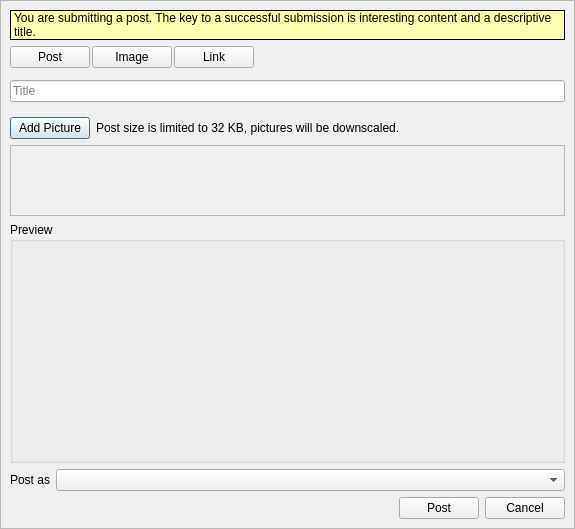
The window that retroshare-gui/src/gui/Posted/PostedCreatePostDialog.ui (RetroShare/RetroShare) describes before a commit, drawn with Qt 5.
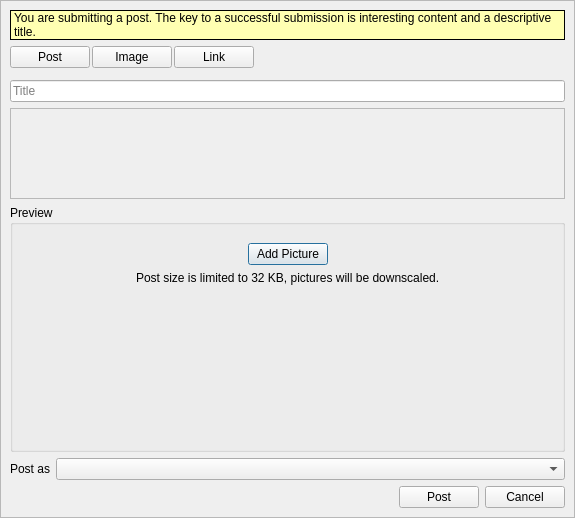
The same window after the commit. The open tabs and pages were chosen to show the change. Icons and pictures are not drawn. Custom widgets are drawn as their Qt base class.

Commit message: Improved the Image attach Page

The edit to the form file:
```diff
--- a/retroshare-gui/src/gui/Posted/PostedCreatePostDialog.ui
+++ b/retroshare-gui/src/gui/Posted/PostedCreatePostDialog.ui
@@ -7,7 +7,7 @@
     <x>0</x>
     <y>0</y>
     <width>575</width>
-    <height>529</height>
+    <height>518</height>
    </rect>
   </property>
   <property name="windowTitle">
@@ -77,19 +77,44 @@
           <property name="leftMargin">
            <number>0</number>
           </property>
+          <property name="topMargin">
+           <number>0</number>
+          </property>
           <property name="rightMargin">
            <number>0</number>
           </property>
           <property name="bottomMargin">
            <number>0</number>
           </property>
-          <item row="2" column="0" colspan="4">
+          <item row="0" column="0" colspan="2">
+           <widget class="HashBox" name="hashBox">
+            <property name="sizePolicy">
+             <sizepolicy hsizetype="Expanding" vsizetype="Expanding">
+              <horstretch>0</horstretch>
+              <verstretch>0</verstretch>
+             </sizepolicy>
+            </property>
+            <property name="widgetResizable">
+             <bool>true</bool>
+            </property>
+           </widget>
+          </item>
+          <item row="1" column="0" colspan="2">
            <widget class="QGroupBox" name="groupBox">
             <property name="title">
              <string>Preview</string>
             </property>
-            <layout class="QGridLayout" name="gridLayout_4">
-             <item row="0" column="0" rowspan="2">
+            <layout class="QGridLayout" name="gridLayout_6">
+             <property name="topMargin">
+              <number>0</number>
+             </property>
+             <property name="bottomMargin">
+              <number>0</number>
+             </property>
+             <property name="spacing">
+              <number>0</number>
+             </property>
+             <item row="0" column="0">
               <spacer name="horizontalSpacer_2">
                <property name="orientation">
                 <enum>Qt::Horizontal</enum>
@@ -102,14 +127,127 @@
                </property>
               </spacer>
              </item>
-             <item row="0" column="1" rowspan="2">
+             <item row="0" column="2">
+              <spacer name="horizontalSpacer_3">
+               <property name="orientation">
+                <enum>Qt::Horizontal</enum>
+               </property>
+               <property name="sizeHint" stdset="0">
+                <size>
+                 <width>40</width>
+                 <height>20</height>
+                </size>
+               </property>
+              </spacer>
+             </item>
+             <item row="0" column="1">
+              <widget class="QStackedWidget" name="stackedWidgetPicture">
+               <property name="currentIndex">
+                <number>0</number>
+               </property>
+               <widget class="QWidget" name="PageAttach">
+                <layout class="QGridLayout" name="gridLayout_8">
+                 <item row="0" column="0">
+                  <layout class="QGridLayout" name="gridLayout_7">
+                   <property name="topMargin">
+                    <number>9</number>
+                   </property>
+                   <item row="1" column="0">
+                    <spacer name="horizontalSpacer_6">
+                     <property name="orientation">
+                      <enum>Qt::Horizontal</enum>
+                     </property>
+                     <property name="sizeHint" stdset="0">
+                      <size>
+                       <width>40</width>
+                       <height>20</height>
+                      </size>
+                     </property>
+                    </spacer>
+                   </item>
+                   <item row="1" column="1">
+                    <widget class="QPushButton" name="addPicButton">
+                     <property name="text">
+                      <string>Add Picture</string>
+                     </property>
+                     <property name="icon">
+                      <iconset resource="../icons.qrc">
+                       <normaloff>:/icons/png/add-image.png</normaloff>:/icons/png/add-image.png</iconset>
+                     </property>
+                     <property name="iconSize">
+                      <size>
+                       <width>24</width>
+                       <height>24</height>
+                      </size>
+                     </property>
+                    </widget>
+                   </item>
+                   <item row="2" column="0" colspan="3">
+                    <widget class="QLabel" name="sizeWarningLabel">
+                     <property name="text">
+                      <string>Post size is limited to 32 KB, pictures will be downscaled.</string>
+                     </property>
+                    </widget>
+                   </item>
+                   <item row="1" column="2">
+                    <spacer name="horizontalSpacer_7">
+                     <property name="orientation">
+                      <enum>Qt::Horizontal</enum>
+                     </property>
+                     <property name="sizeHint" stdset="0">
+                      <size>
+                       <width>40</width>
+                       <height>20</height>
+                      </size>
+                     </property>
+                    </spacer>
+                   </item>
+                   <item row="3" column="0" colspan="3">
+                    <spacer name="verticalSpacer_2">
+                     <property name="orientation">
+                      <enum>Qt::Vertical</enum>
+                     </property>
+                     <property name="sizeHint" stdset="0">
+                      <size>
+                       <width>20</width>
+                       <height>40</height>
+                      </size>
+                     </property>
+                    </spacer>
+                   </item>
+                  </layout>
+                 </item>
+                 <item row="1" column="0">
+                  <spacer name="horizontalSpacer_8">
+                   <property name="orientation">
+                    <enum>Qt::Horizontal</enum>
+                   </property>
+                   <property name="sizeHint" stdset="0">
+                    <size>
+                     <width>267</width>
+                     <height>138</height>
+                    </size>
+                   </property>
+                  </spacer>
+                 </item>
+                </layout>
+               </widget>
+               <widget class="QWidget" name="PageImage">
+                <layout class="QGridLayout" name="gridLayout_4">
+                 <property name="topMargin">
+                  <number>2</number>
+                 </property>
+                 <property name="bottomMargin">
+                  <number>2</number>
+                 </property>
+                 <property name="horizontalSpacing">
+                  <number>0</number>
+                 </property>
+                 <property name="verticalSpacing">
+                  <number>2</number>
+                 </property>
+                 <item row="0" column="0" colspan="2">
               <widget class="QLabel" name="imageLabel">
-               <property name="minimumSize">
-                <size>
-                 <width>250</width>
-                 <height>200</height>
-                </size>
-               </property>
                <property name="maximumSize">
                 <size>
                  <width>800</width>
@@ -124,28 +262,15 @@
                </property>
               </widget>
              </item>
-             <item row="0" column="2" colspan="2">
-              <spacer name="horizontalSpacer_3">
-               <property name="orientation">
-                <enum>Qt::Horizontal</enum>
-               </property>
-               <property name="sizeHint" stdset="0">
-                <size>
-                 <width>40</width>
-                 <height>20</height>
-                </size>
-               </property>
-              </spacer>
-             </item>
-             <item row="1" column="2">
+                 <item row="1" column="0">
               <spacer name="horizontalSpacer_5">
                <property name="orientation">
                 <enum>Qt::Horizontal</enum>
                </property>
                <property name="sizeHint" stdset="0">
                 <size>
-                 <width>40</width>
-                 <height>20</height>
+                     <width>188</width>
+                     <height>17</height>
                 </size>
                </property>
               </spacer>
@@ -172,45 +297,9 @@
              </item>
             </layout>
            </widget>
-          </item>
-          <item row="0" column="2">
-           <spacer name="horizontalSpacer">
-            <property name="orientation">
-             <enum>Qt::Horizontal</enum>
-            </property>
-            <property name="sizeHint" stdset="0">
-             <size>
-              <width>447</width>
-              <height>20</height>
-             </size>
-            </property>
-           </spacer>
-          </item>
-          <item row="0" column="1">
-           <widget class="QLabel" name="sizeWarningLabel">
-            <property name="text">
-             <string>Post size is limited to 32 KB, pictures will be downscaled.</string>
-            </property>
-           </widget>
-          </item>
-          <item row="0" column="0">
-           <widget class="QPushButton" name="pushButton">
-            <property name="text">
-             <string>Add Picture</string>
-            </property>
-           </widget>
-          </item>
-          <item row="1" column="0" colspan="4">
-           <widget class="HashBox" name="hashBox">
-            <property name="sizePolicy">
-             <sizepolicy hsizetype="Expanding" vsizetype="Expanding">
-              <horstretch>0</horstretch>
-              <verstretch>0</verstretch>
-             </sizepolicy>
-            </property>
-            <property name="widgetResizable">
-             <bool>true</bool>
-            </property>
+              </widget>
+             </item>
+            </layout>
            </widget>
           </item>
          </layout>
```
Left out of the diff: 3 changed lines with no effect on the pictures. Lines whose indentation alone changed are shown as unchanged. The commit also changes 1 other file.
